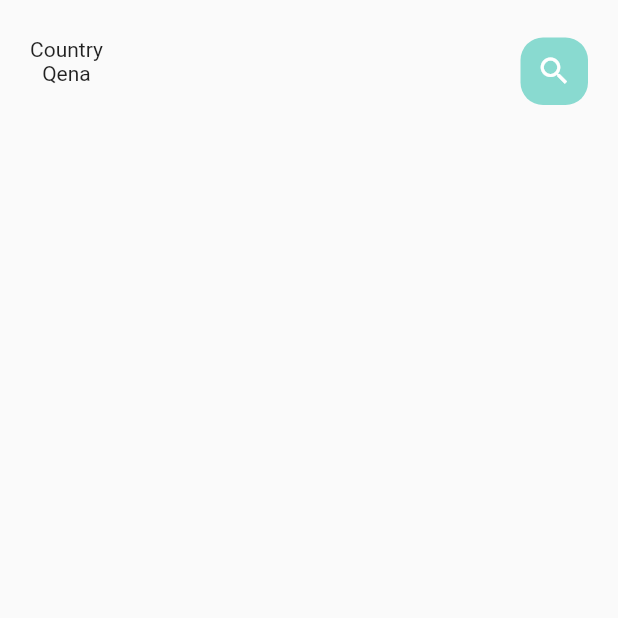
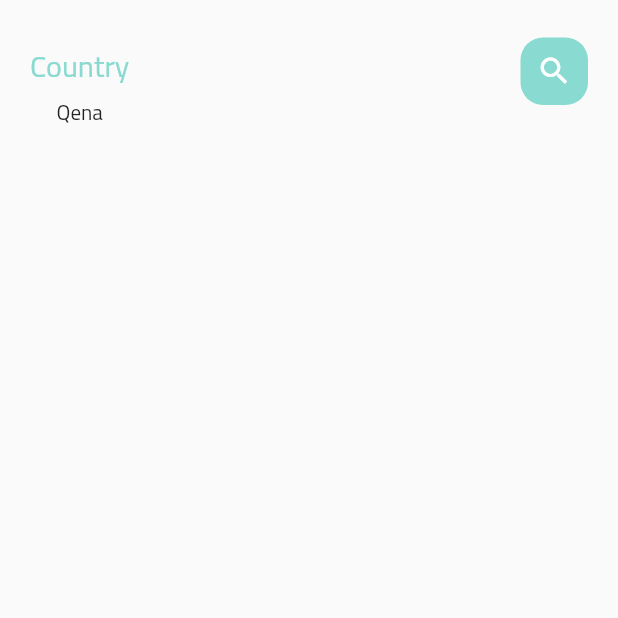
Before and after one commit to mohamedhosni250/foodordring, a Flutter app: the screen it shows after launch, on a phone screen of 412 x 824 dp, the top half of it. Run offline on Flutter 3.47's test engine with Material 2 defaults, Android fonts, the phone set to English and light mode, and no system bars.

Commit message:
add fonts

```diff
--- a/lib/home/home.dart
+++ b/lib/home/home.dart
@@ -1,5 +1,7 @@
 import 'package:flutter/material.dart';
 import 'package:foodapp/utils/colors.dart';
+
+import '../widgets/primary_text.dart';
 
 class HomePage extends StatefulWidget {
   const HomePage({Key? key}) : super(key: key);
@@ -14,15 +16,18 @@ class _HomePageState extends State<HomePage> {
     return Scaffold(
       body: SafeArea(
         child: Container(
-            margin: EdgeInsets.only(top: 25, bottom: 15),
-            padding: EdgeInsets.only(left: 20, right: 20),
+            margin: const EdgeInsets.only(top: 25, bottom: 15),
+            padding: const EdgeInsets.only(left: 20, right: 20),
             child: Row(
               crossAxisAlignment: CrossAxisAlignment.start,
               mainAxisAlignment: MainAxisAlignment.spaceBetween,
               children: [
-                Column(children: const [
-                  Text('Country'),
-                  Text('Qena'),
+                Column(children: [
+                  PrimaryText(
+                    text: 'Country',
+                    color: AppColors.mainColor,
+                  ),
+                  const Text('Qena'),
                 ]),
                 Container(
                   width: 45,
--- a/lib/main.dart
+++ b/lib/main.dart
@@ -15,6 +15,7 @@ class MyApp extends StatelessWidget {
       debugShowCheckedModeBanner: false,
       title: 'Flutter Demo',
       theme: ThemeData(
+        fontFamily: 'Cairo',
         primarySwatch: Colors.blue,
       ),
       home: const HomePage(),
--- a/lib/widgets/primary_text.dart
+++ b/lib/widgets/primary_text.dart
@@ -1,10 +1,26 @@
 import 'package:flutter/material.dart';
 
 class PrimaryText extends StatelessWidget {
-  const PrimaryText({Key? key}) : super(key: key);
+  final Color? color;
+  final String text;
+  double size = 20;
+  TextOverflow textOverflow;
+  PrimaryText(
+      {Key? key,
+      this.color,
+      this.textOverflow = TextOverflow.ellipsis,
+      required this.text})
+      : super(key: key);
 
   @override
   Widget build(BuildContext context) {
-    return Container();
+    return Text(
+      text,
+      style: TextStyle(
+          color: color,
+          fontSize: size,
+          fontWeight: FontWeight.w400,
+          fontFamily: 'Cairo'),
+    );
   }
 }
```
Also changed, not shown: pubspec.yaml (+9 -25 lines), assets/font/Cairo-VariableFont_wght.ttf (added).
